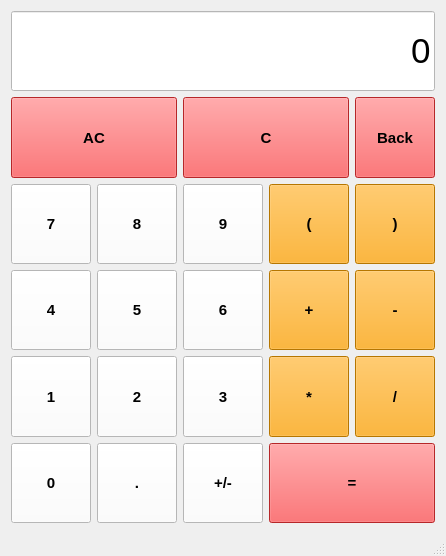
Above: Calculator/calculator.ui from ericwstephens3/Calculator before the change. Below: the same form after it.
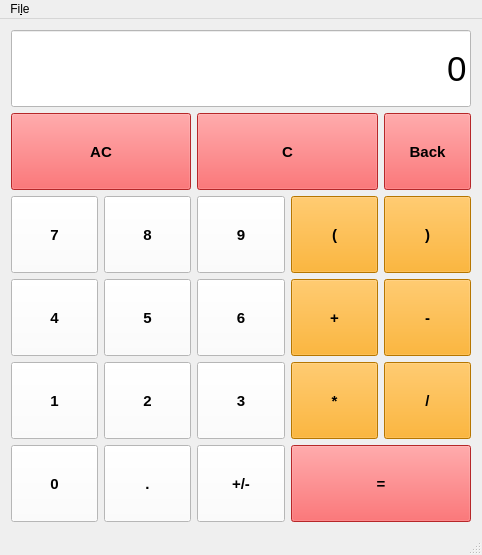
That is the form after the change.

Diff of the .ui file:
```diff
--- a/Calculator/calculator.ui
+++ b/Calculator/calculator.ui
@@ -6,8 +6,8 @@
    <rect>
     <x>0</x>
     <y>0</y>
-    <width>442</width>
-    <height>556</height>
+    <width>482</width>
+    <height>555</height>
    </rect>
   </property>
   <property name="sizePolicy">
@@ -706,7 +706,7 @@
     <item row="0" column="0" colspan="5">
      <widget class="QLineEdit" name="display">
       <property name="sizePolicy">
-       <sizepolicy hsizetype="Preferred" vsizetype="Preferred">
+       <sizepolicy hsizetype="Expanding" vsizetype="Preferred">
         <horstretch>0</horstretch>
         <verstretch>0</verstretch>
        </sizepolicy>
@@ -742,10 +742,18 @@
     <rect>
      <x>0</x>
      <y>0</y>
-     <width>442</width>
+     <width>482</width>
      <height>23</height>
     </rect>
    </property>
+   <widget class="QMenu" name="menuFile">
+    <property name="title">
+     <string>Fi&amp;le</string>
+    </property>
+    <addaction name="actionStandard"/>
+    <addaction name="actionScientific"/>
+   </widget>
+   <addaction name="menuFile"/>
   </widget>
   <widget class="QStatusBar" name="statusBar"/>
  </widget>
```
Left out of the diff: 544 changed lines with no effect on the pictures.
